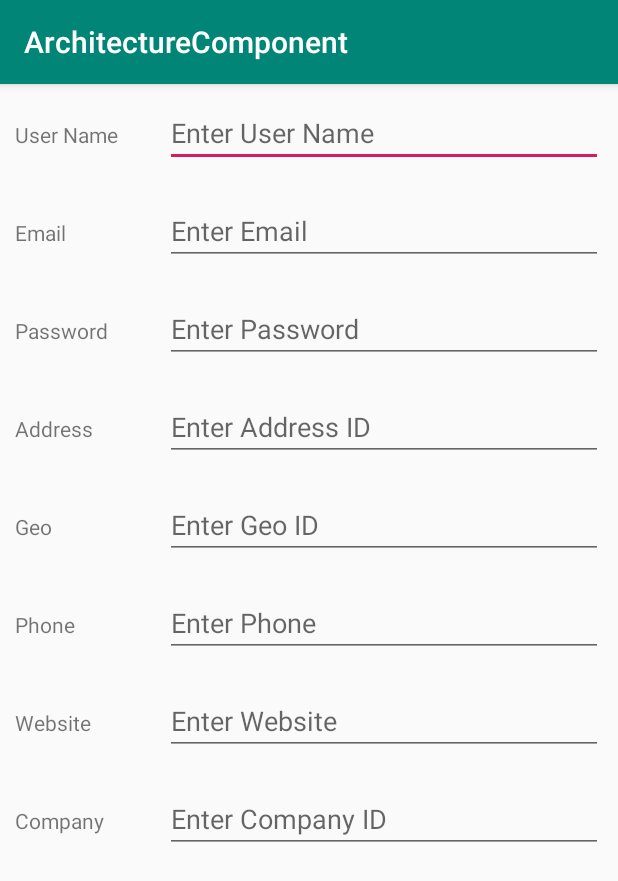
After one commit to amira003/ArchitectureComponent, an Android app: the AddUserActivity screen opened directly, with no data from a screen before it, on a phone screen of 412 x 824 dp. The commit adds this screen. Shown: the top 881 px of the screen. Run offline under Robolectric (Android 15) with nearby library versions, the phone set to English and light mode, and no system bars; network calls fail.

Commit message:
user init

```diff
--- a/app/src/main/AndroidManifest.xml
+++ b/app/src/main/AndroidManifest.xml
@@ -9,7 +9,8 @@
         android:roundIcon="@mipmap/ic_launcher_round"
         android:supportsRtl="true"
         android:theme="@style/AppTheme">
-        <activity android:name=".EditNoteActivity"></activity>
+        <activity android:name=".AddUserActivity"></activity>
+        <activity android:name=".EditNoteActivity" />
         <activity android:name=".MainActivity" />
         <activity android:name=".AddNoteActivity" />
         <activity android:name=".NoteActivity" />
--- a/app/src/main/java/com/nitolniloy/architecturecomponent/AddNoteActivity.java
+++ b/app/src/main/java/com/nitolniloy/architecturecomponent/AddNoteActivity.java
@@ -11,7 +11,8 @@ import android.widget.EditText;
 public class AddNoteActivity extends AppCompatActivity {
 
     public static final String NOTE_ADDED = "new_note";
-    private EditText etNewNote;
+    public static final String NOTE_DESC = "new_desc";
+    private EditText etNewNote, etNewDescription;
 
     @Override
     protected void onCreate(Bundle savedInstanceState) {
@@ -19,6 +20,7 @@ public class AddNoteActivity extends AppCompatActivity {
         setContentView(R.layout.activity_add_note);
 
         etNewNote = findViewById(R.id.etNewNote);
+        etNewDescription = findViewById(R.id.etNewDescription);
         Button button = findViewById(R.id.bAdd);
         button.setOnClickListener(new View.OnClickListener() {
 
@@ -30,7 +32,9 @@ public class AddNoteActivity extends AppCompatActivity {
                     setResult(RESULT_CANCELED, resultIntent);
                 } else {
                     String note = etNewNote.getText().toString();
+                    String desc = etNewDescription.getText().toString();
                     resultIntent.putExtra(NOTE_ADDED, note);
+                    resultIntent.putExtra(NOTE_DESC, desc);
                     setResult(RESULT_OK, resultIntent);
                 }
 
--- /dev/null
+++ b/app/src/main/java/com/nitolniloy/architecturecomponent/AddUserActivity.java
@@ -0,0 +1,13 @@
+package com.nitolniloy.architecturecomponent;
+
+import android.support.v7.app.AppCompatActivity;
+import android.os.Bundle;
+
+public class AddUserActivity extends AppCompatActivity {
+
+    @Override
+    protected void onCreate(Bundle savedInstanceState) {
+        super.onCreate(savedInstanceState);
+        setContentView(R.layout.activity_add_user);
+    }
+}
--- a/app/src/main/java/com/nitolniloy/architecturecomponent/NoteActivity.java
+++ b/app/src/main/java/com/nitolniloy/architecturecomponent/NoteActivity.java
@@ -59,7 +59,7 @@ public class NoteActivity extends AppCompatActivity implements NoteListAdapter.O
 
             // Code to insert note
             final String note_id = UUID.randomUUID().toString();
-            Note note = new Note(note_id, data.getStringExtra(AddNoteActivity.NOTE_ADDED));
+            Note note = new Note(note_id, data.getStringExtra(AddNoteActivity.NOTE_ADDED), data.getStringExtra(AddNoteActivity.NOTE_DESC));
             noteViewModel.insert(note);
 
             Toast.makeText(
@@ -71,7 +71,8 @@ public class NoteActivity extends AppCompatActivity implements NoteListAdapter.O
             // Code to update the note
             Note note = new Note(
                     data.getStringExtra(EditNoteActivity.NOTE_ID),
-                    data.getStringExtra(EditNoteActivity.UPDATED_NOTE));
+                    data.getStringExtra(EditNoteActivity.UPDATED_NOTE),
+                    data.getStringExtra(EditNoteActivity.UPDATED_DESC));
             noteViewModel.updateNote(note);
 
             Toast.makeText(
--- a/app/src/main/java/com/nitolniloy/architecturecomponent/NoteDao.java
+++ b/app/src/main/java/com/nitolniloy/architecturecomponent/NoteDao.java
@@ -18,7 +18,7 @@ public interface NoteDao {
     @Query("SELECT * FROM notes")
     LiveData<List<Note>> getAllNotes();
 
-    @Query("SELECT * FROM notes WHERE id=:noteId")
+    @Query("SELECT * FROM notes WHERE noteId=:noteId")
     LiveData<Note> getNote(String noteId);
 
     @Update
--- a/app/src/main/java/com/nitolniloy/architecturecomponent/NoteListAdapter.java
+++ b/app/src/main/java/com/nitolniloy/architecturecomponent/NoteListAdapter.java
@@ -44,7 +44,7 @@ public class NoteListAdapter extends RecyclerView.Adapter<NoteListAdapter.NoteVi
 
         if (mNotes != null) {
             Note note = mNotes.get(position);
-            holder.setData(note.getNote(), position);
+            holder.setData(note.getNoteTitle(), position);
             holder.setListeners();
         } else {
             // Covers the case of data not being ready yet.
@@ -87,7 +87,7 @@ public class NoteListAdapter extends RecyclerView.Adapter<NoteListAdapter.NoteVi
                 @Override
                 public void onClick(View v) {
                     Intent intent = new Intent(mContext, EditNoteActivity.class);
-                    intent.putExtra("note_id", mNotes.get(mPosition).getId());
+                    intent.putExtra("note_id", mNotes.get(mPosition).getNoteId());
                     ((Activity)mContext).startActivityForResult(intent, MainActivity.UPDATE_NOTE_ACTIVITY_REQUEST_CODE);
                 }
             });
--- a/app/src/main/java/com/nitolniloy/architecturecomponent/NoteRoomDatabase.java
+++ b/app/src/main/java/com/nitolniloy/architecturecomponent/NoteRoomDatabase.java
@@ -5,10 +5,13 @@ import android.arch.persistence.room.Room;
 import android.arch.persistence.room.RoomDatabase;
 import android.content.Context;
 
-@Database(entities = Note.class, version = 1)
+import java.lang.reflect.Array;
+
+@Database(entities = NoteDao.class, version = 2)
 public abstract class NoteRoomDatabase extends RoomDatabase {
 
     public abstract NoteDao noteDao();
+    public abstract UserDao userDao();
 
     private static volatile NoteRoomDatabase noteRoomInstance;
 
--- a/app/src/main/java/com/nitolniloy/architecturecomponent/NoteViewModel.java
+++ b/app/src/main/java/com/nitolniloy/architecturecomponent/NoteViewModel.java
@@ -42,6 +42,8 @@ public class NoteViewModel extends AndroidViewModel {
             return null;
         }
     }
+
+
 
     LiveData<List<Note>> getAllNotes() {
         return mAllNotes;
--- /dev/null
+++ b/app/src/main/res/layout/activity_add_user.xml
@@ -0,0 +1,156 @@
+<?xml version="1.0" encoding="utf-8"?>
+<LinearLayout
+    xmlns:android="http://schemas.android.com/apk/res/android"
+    xmlns:app="http://schemas.android.com/apk/res-auto"
+    xmlns:tools="http://schemas.android.com/tools"
+    android:layout_width="match_parent"
+    android:layout_height="match_parent"
+    android:orientation="vertical"
+    tools:context=".AddUserActivity">
+
+    <LinearLayout
+        android:orientation="horizontal"
+        android:layout_margin="10dp"
+        android:layout_width="match_parent"
+        android:layout_height="wrap_content">
+
+        <TextView
+            android:text="User Name"
+            android:layout_width="100dp"
+            android:layout_height="wrap_content" />
+
+        <EditText
+            android:hint="Enter User Name"
+            android:layout_width="match_parent"
+            android:layout_height="wrap_content" />
+
+    </LinearLayout>
+
+    <LinearLayout
+        android:layout_margin="10dp"
+        android:orientation="horizontal"
+        android:layout_width="match_parent"
+        android:layout_height="wrap_content">
+
+        <TextView
+            android:text="Email"
+            android:layout_width="100dp"
+            android:layout_height="wrap_content" />
+
+        <EditText
+            android:hint="Enter Email"
+            android:layout_width="match_parent"
+            android:layout_height="wrap_content" />
+
+    </LinearLayout>
+
+    <LinearLayout
+        android:layout_margin="10dp"
+        android:orientation="horizontal"
+        android:layout_width="match_parent"
+        android:layout_height="wrap_content">
+
+        <TextView
+            android:text="Password"
+            android:layout_width="100dp"
+            android:layout_height="wrap_content" />
+
+        <EditText
+            android:hint="Enter Password"
+            android:layout_width="match_parent"
+            android:layout_height="wrap_content" />
+
+    </LinearLayout>
+
+    <LinearLayout
+        android:layout_margin="10dp"
+        android:orientation="horizontal"
+        android:layout_width="match_parent"
+        android:layout_height="wrap_content">
+
+        <TextView
+            android:text="Address"
+            android:layout_width="100dp"
+            android:layout_height="wrap_content" />
+
+        <EditText
+            android:hint="Enter Address ID"
+            android:layout_width="match_parent"
+            android:layout_height="wrap_content" />
+
+    </LinearLayout>
+
+    <LinearLayout
+        android:layout_margin="10dp"
+        android:orientation="horizontal"
+        android:layout_width="match_parent"
+        android:layout_height="wrap_content">
+
+        <TextView
+            android:text="Geo"
+            android:layout_width="100dp"
+            android:layout_height="wrap_content" />
+
+        <EditText
+            android:hint="Enter Geo ID"
+            android:layout_width="match_parent"
+            android:layout_height="wrap_content" />
+
+    </LinearLayout>
+
+    <LinearLayout
+        android:layout_margin="10dp"
+        android:orientation="horizontal"
+        android:layout_width="match_parent"
+        android:layout_height="wrap_content">
+
+        <TextView
+            android:text="Phone"
+            android:layout_width="100dp"
+            android:layout_height="wrap_content" />
+
+        <EditText
+            android:hint="Enter Phone"
+            android:layout_width="match_parent"
+            android:layout_height="wrap_content" />
+
+    </LinearLayout>
+
+    <LinearLayout
+        android:layout_margin="10dp"
+        android:orientation="horizontal"
+        android:layout_width="match_parent"
+        android:layout_height="wrap_content">
+
+        <TextView
+            android:text="Website"
+            android:layout_width="100dp"
+            android:layout_height="wrap_content" />
+
+        <EditText
+            android:hint="Enter Website"
+            android:layout_width="match_parent"
+            android:layout_height="wrap_content" />
+
+    </LinearLayout>
+
+
+    <LinearLayout
+        android:layout_margin="10dp"
+        android:orientation="horizontal"
+        android:layout_width="match_parent"
+        android:layout_height="wrap_content">
+
+        <TextView
+            android:text="Company"
+            android:layout_width="100dp"
+            android:layout_height="wrap_content" />
+
+        <EditText
+            android:hint="Enter Company ID"
+            android:layout_width="match_parent"
+            android:layout_height="wrap_content" />
+
+    </LinearLayout>
+
+</LinearLayout>
--- a/app/src/main/res/layout/activity_edit_note.xml
+++ b/app/src/main/res/layout/activity_edit_note.xml
@@ -12,6 +12,11 @@
         android:id="@+id/updateNote"
         android:layout_width="match_parent"
         android:layout_height="wrap_content" />
+
+    <EditText
+        android:id="@+id/etUpdateDesc"
+        android:layout_width="match_parent"
+        android:layout_height="100dp" />
 
     <LinearLayout
         android:orientation="horizontal"
```
Also changed, not shown: app/src/main/java/com/nitolniloy/architecturecomponent/EditNoteActivity.java (+8 -2 lines), app/src/main/java/com/nitolniloy/architecturecomponent/MenuActivity.java (+10 -1 lines), app/src/main/java/com/nitolniloy/architecturecomponent/Note.java (+20 -15 lines), app/src/main/java/com/nitolniloy/architecturecomponent/UserDao.java (added, +12 -0 lines), app/src/main/java/com/nitolniloy/architecturecomponent/UserModel.java (added, +153 -0 lines), app/src/main/java/com/nitolniloy/architecturecomponent/UserViewModel.java (added, +39 -0 lines), app/src/main/res/layout/activity_add_note.xml (+8 -1 lines), app/src/main/res/layout/activity_menu.xml (+12 -0 lines).
